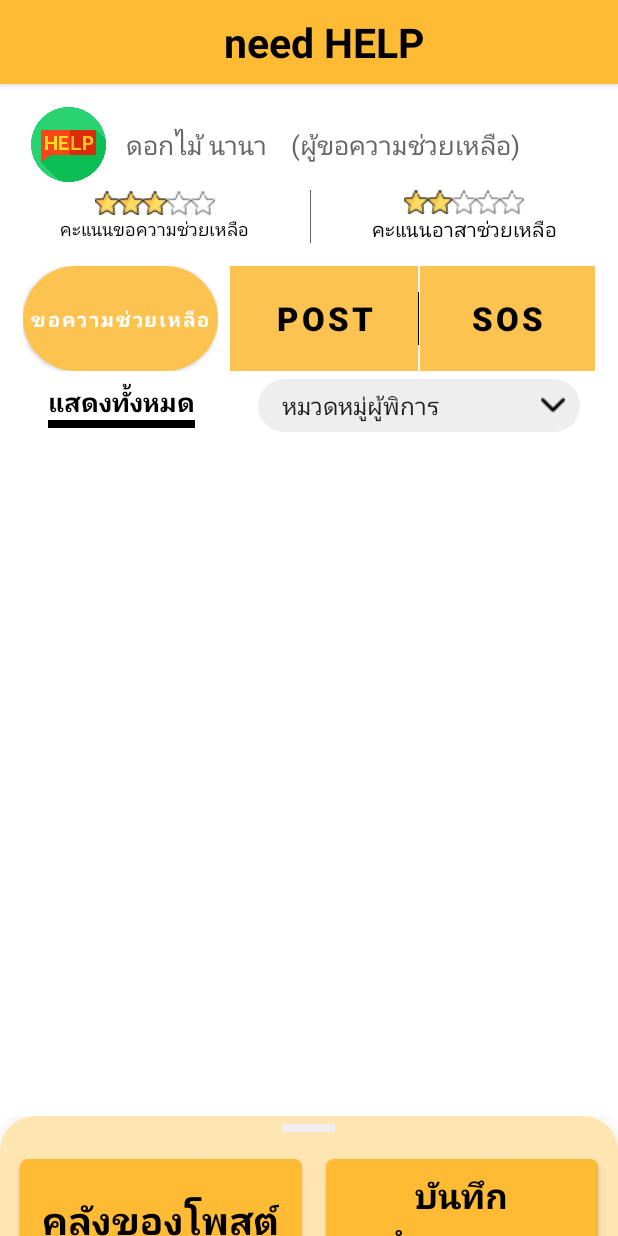
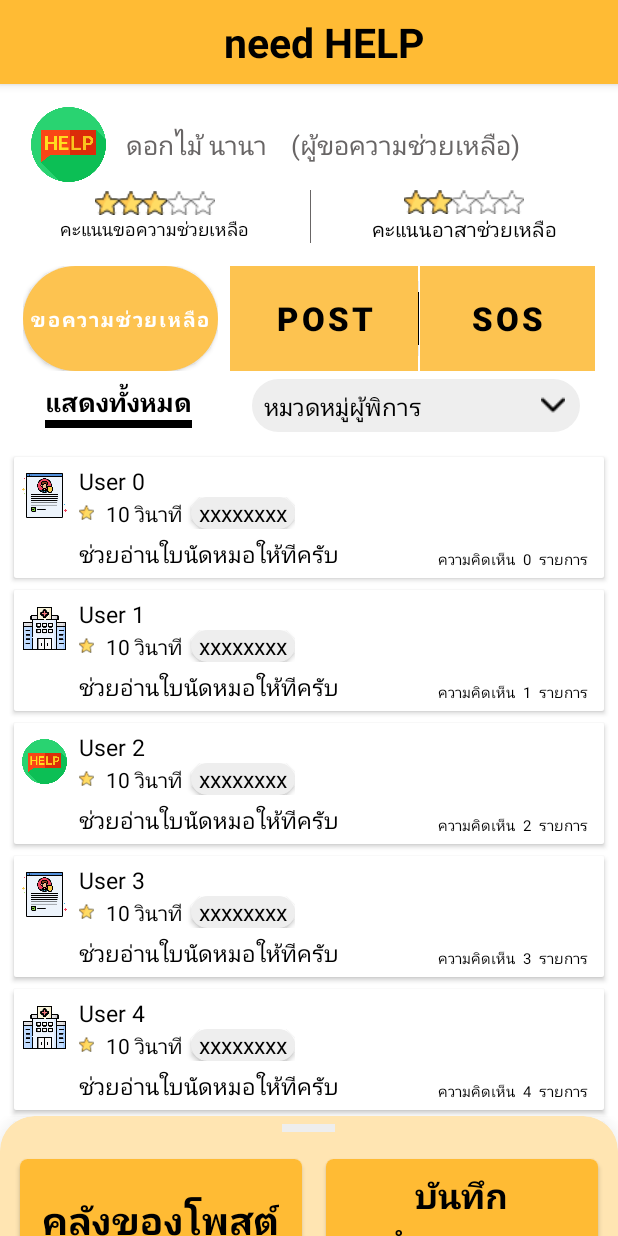
Before and after one commit to fonpiii/Help, an Android app: the DisabledMainActivity screen opened directly, with no data from a screen before it, on a phone screen of 412 x 824 dp. Run offline under Robolectric (Android 15) with nearby library versions, the phone set to English and light mode, and no system bars.

Commit message:
Add content post in disabled activity

```diff
--- a/app/build.gradle
+++ b/app/build.gradle
@@ -41,6 +41,8 @@ dependencies {
     implementation 'androidx.navigation:navigation-fragment-ktx:2.2.2'
     implementation 'androidx.navigation:navigation-ui-ktx:2.2.2'
     implementation 'com.google.android.material:material:1.0.0'
+    implementation 'androidx.recyclerview:recyclerview:1.1.0'
+    implementation "androidx.cardview:cardview:1.0.0"
     testImplementation 'junit:junit:4.+'
     androidTestImplementation 'androidx.test.ext:junit:1.1.1'
     androidTestImplementation 'androidx.test.espresso:espresso-core:3.2.0'
--- a/app/src/main/java/com/project/help/disabled/DisabledMainActivity.kt
+++ b/app/src/main/java/com/project/help/disabled/DisabledMainActivity.kt
@@ -1,18 +1,22 @@
 package com.project.help.disabled
 
 import android.content.Intent
-import androidx.appcompat.app.AppCompatActivity
 import android.os.Bundle
-import android.util.Log
 import android.view.View
 import android.widget.*
+import android.widget.ArrayAdapter
+import androidx.appcompat.app.AppCompatActivity
 import androidx.cardview.widget.CardView
+import androidx.recyclerview.widget.LinearLayoutManager
+import androidx.recyclerview.widget.RecyclerView
 import com.google.android.material.bottomsheet.BottomSheetBehavior
 import com.project.help.OtherMenu
 import com.project.help.R
 
+
 class DisabledMainActivity : AppCompatActivity() {
 
+    //region Global variable
     private lateinit var bottomSheetBehavior: BottomSheetBehavior<LinearLayout>
     private lateinit var bottomSheetDisabled: LinearLayout
     private lateinit var imgProfile: ImageView
@@ -23,6 +27,9 @@ class DisabledMainActivity : AppCompatActivity() {
     private lateinit var ratingReqForHelp: RatingBar
     private lateinit var ratingVolunteerForHelp: RatingBar
     private lateinit var spinnerCategory: Spinner
+    private lateinit var btnPost: Button
+    private lateinit var recyclerFeed: RecyclerView
+    //endregion Global variable
 
     override fun onCreate(savedInstanceState: Bundle?) {
         super.onCreate(savedInstanceState)
@@ -70,6 +77,8 @@ class DisabledMainActivity : AppCompatActivity() {
         ratingReqForHelp = findViewById(R.id.ratingReqForHelp)
         ratingVolunteerForHelp = findViewById(R.id.ratingVolunteerForHelp)
         spinnerCategory = findViewById(R.id.spinnerCategory)
+        btnPost = findViewById(R.id.btnPost)
+        recyclerFeed = findViewById(R.id.recycler_feed)
         //endregion
 
         //region Action
@@ -78,9 +87,32 @@ class DisabledMainActivity : AppCompatActivity() {
             startActivity(intent)
         })
 
-        var categories = arrayOf("หมวดหมู่ผู้พิการ", "การมองเห็น", "การได้ยิน", "สติปัญญา")
+        btnPost.setOnClickListener(View.OnClickListener {
+            val intent = Intent(this, PostActivity::class.java)
+            startActivity(intent)
+        })
+        //endregion
 
-        spinnerCategory.adapter = ArrayAdapter<String>(this, android.R.layout.simple_list_item_1, categories)
+        //region On init
+        setRating()
+        setSpinnerCategory()
+        getPosts()
+        //endregion On init
+    }
+
+    private fun setRating() {
+//        ratingReqForHelp.rating = 1.0F
+//        ratingVolunteerForHelp.rating = 5.0F
+    }
+
+    private fun setSpinnerCategory() {
+        var categories = arrayOf("หมวดหมู่ผู้พิการ", "การมองเห็น", "การได้ยิน", "การเคลื่อนไหวร่างกาย", "สติปัญญา",
+                            "ออทิสติก", "ผู้สูงอายุ")
+
+//        spinnerCategory.adapter = ArrayAdapter<String>(this, android.R.layout.simple_spinner_dropdown_item)
+        var adapter = ArrayAdapter(this, R.layout.color_spinner_layout, categories)
+        adapter.setDropDownViewResource(R.layout.spinner_dropdown_layout)
+        spinnerCategory.adapter = adapter
 
         spinnerCategory.onItemSelectedListener = object : AdapterView.OnItemSelectedListener {
             override fun onNothingSelected(p0: AdapterView<*>?) {
@@ -89,15 +121,29 @@ class DisabledMainActivity : AppCompatActivity() {
             override fun onItemSelected(p0: AdapterView<*>?, p1: View?, p2: Int, p3: Long) {
             }
         }
-        //endregion
-
-        //region On init
-        setRating()
-        //endregion On init
     }
 
-    private fun setRating() {
-//        ratingReqForHelp.rating = 1.0F
-//        ratingVolunteerForHelp.rating = 5.0F
+    private fun getPosts() {
+        val postList = generateDummyListPost(10)
+
+        recyclerFeed.adapter = PostAdapter(postList)
+        recyclerFeed.layoutManager = LinearLayoutManager(this)
+        recyclerFeed.setHasFixedSize(true)
+    }
+
+    private fun generateDummyListPost(size: Int): List<PostItem> {
+        val list = ArrayList<PostItem>()
+
+        for (i in 0 until size) {
+            val drawable = when (i % 3) {
+                0 -> R.drawable.privacypolicy
+                1 -> R.drawable.hospital
+                else -> R.drawable.helplogo
+            }
+
+            val item = PostItem(drawable, "User $i", "ช่วยอ่านใบนัดหมอให้ทีครับ", i)
+            list += item
+        }
+        return list
     }
 }
--- /dev/null
+++ b/app/src/main/java/com/project/help/disabled/PostActivity.kt
@@ -0,0 +1,24 @@
+package com.project.help.disabled
+
+import androidx.appcompat.app.AppCompatActivity
+import android.os.Bundle
+import android.view.View
+import android.widget.ImageView
+import com.project.help.R
+
+class PostActivity : AppCompatActivity() {
+
+    private lateinit var iconLeft: ImageView
+
+    override fun onCreate(savedInstanceState: Bundle?) {
+        super.onCreate(savedInstanceState)
+        setContentView(R.layout.activity_post)
+
+        //region Back button
+        iconLeft = findViewById(R.id.iconLeft)
+        iconLeft.setOnClickListener(View.OnClickListener {
+            finish()
+        })
+        //endregion Back button
+    }
+}
--- /dev/null
+++ b/app/src/main/java/com/project/help/disabled/PostAdapter.kt
@@ -0,0 +1,37 @@
+package com.project.help.disabled
+
+import android.view.LayoutInflater
+import android.view.View
+import android.view.ViewGroup
+import android.widget.ImageView
+import android.widget.TextView
+import androidx.recyclerview.widget.RecyclerView
+import com.project.help.R
+
+class PostAdapter(private val postList: List<PostItem>) : RecyclerView.Adapter<PostAdapter.PostViewHolder>() {
+
+    override fun onCreateViewHolder(parent: ViewGroup, viewType: Int): PostViewHolder {
+        val itemView = LayoutInflater.from(parent.context).inflate(R.layout.content_feed,
+            parent, false)
+
+        return PostViewHolder(itemView)
+    }
+
+    override fun getItemCount() = postList.size
+
+    override fun onBindViewHolder(holder: PostViewHolder, position: Int) {
+        val currentItem = postList[position]
+
+        holder.imageProfileFeed.setImageResource(currentItem.imageProfile)
+        holder.txtUsernameFeed.text = currentItem.username
+        holder.postDetailFeed.text = currentItem.postDetail
+        holder.countCommentFeed.text = currentItem.count.toString()
+    }
+
+    class PostViewHolder(itemView: View) : RecyclerView.ViewHolder(itemView) {
+        val imageProfileFeed: ImageView = itemView.findViewById(R.id.imgProfile_Feed)
+        val txtUsernameFeed: TextView = itemView.findViewById(R.id.txtUsername_Feed)
+        val postDetailFeed: TextView = itemView.findViewById(R.id.postDetail_Feed)
+        val countCommentFeed: TextView = itemView.findViewById(R.id.countComment_Feed)
+    }
+}
--- /dev/null
+++ b/app/src/main/java/com/project/help/disabled/PostItem.kt
@@ -0,0 +1,4 @@
+package com.project.help.disabled
+
+data class PostItem(val imageProfile: Int, val username: String, val postDetail: String, val count: Int) {
+}
--- /dev/null
+++ b/app/src/main/res/layout/activity_post.xml
@@ -0,0 +1,55 @@
+<?xml version="1.0" encoding="utf-8"?>
+<androidx.coordinatorlayout.widget.CoordinatorLayout xmlns:android="http://schemas.android.com/apk/res/android"
+    xmlns:app="http://schemas.android.com/apk/res-auto"
+    xmlns:tools="http://schemas.android.com/tools"
+    android:layout_width="match_parent"
+    android:layout_height="match_parent"
+    android:background="@color/white"
+    tools:context=".ContactUs">
+
+    <com.google.android.material.appbar.AppBarLayout
+        android:layout_width="match_parent"
+        android:layout_height="wrap_content"
+        android:theme="@style/Theme.Help.AppBarOverlay">
+
+        <include layout="@layout/custom_toolbar"></include>
+
+    </com.google.android.material.appbar.AppBarLayout>
+
+    <LinearLayout
+        android:layout_width="match_parent"
+        android:layout_height="match_parent"
+        app:layout_behavior="@string/appbar_scrolling_view_behavior"
+        android:orientation="vertical">
+
+        <LinearLayout
+            android:layout_width="match_parent"
+            android:layout_height="wrap_content"
+            android:layout_marginTop="5dp"
+            android:gravity="center">
+
+            <androidx.cardview.widget.CardView
+                android:layout_width="match_parent"
+                android:layout_height="match_parent"
+                android:layout_marginVertical="20dp"
+                android:layout_marginHorizontal="50dp"
+                app:cardCornerRadius="20dp"
+                app:cardBackgroundColor="@color/lightGray">
+
+                <TextView
+                    android:layout_width="match_parent"
+                    android:layout_height="match_parent"
+                    android:padding="3dp"
+                    android:textSize="20dp"
+                    android:textColor="@color/black"
+                    android:textAlignment="center"
+                    android:text="สร้างโพสต์ขอควมช่วยเหลือ">
+                </TextView>
+
+            </androidx.cardview.widget.CardView>
+
+        </LinearLayout>
+
+    </LinearLayout>
+
+</androidx.coordinatorlayout.widget.CoordinatorLayout>
--- /dev/null
+++ b/app/src/main/res/layout/color_spinner_layout.xml
@@ -0,0 +1,7 @@
+<?xml version="1.0" encoding="utf-8"?>
+<CheckedTextView xmlns:android="http://schemas.android.com/apk/res/android"
+    android:id="@android:id/text1"
+    style="?android:attr/spinnerDropDownItemStyle"
+    android:layout_width="match_parent"
+    android:layout_height="?android:attr/listPreferredItemHeight"
+    android:textColor="@color/black"/>
--- a/app/src/main/res/layout/content_disabled_main.xml
+++ b/app/src/main/res/layout/content_disabled_main.xml
@@ -301,6 +301,7 @@
                                 android:gravity="center">
 
                                 <Button
+                                    android:id="@+id/btnPost"
                                     android:layout_width="match_parent"
                                     android:layout_height="70dp"
                                     android:backgroundTint="@color/lightGray"
@@ -459,6 +460,7 @@
                     <Spinner
                         android:id="@+id/spinnerCategory"
                         android:layout_height="35dp"
+                        android:entries="@array/categories"
                         android:background="@drawable/style_spinner"
                         android:popupBackground="@color/lightGray"
                         android:layout_width="match_parent">
@@ -470,85 +472,23 @@
 
         </GridLayout>
 
-<!--        <GridLayout-->
-<!--            android:layout_width="match_parent"-->
-<!--            android:layout_height="wrap_content"-->
-<!--            android:rowCount="2"-->
-<!--            android:layout_marginTop="10dp"-->
-<!--            android:paddingBottom="0dp"-->
-<!--            android:columnCount="2">-->
-
-<!--            <LinearLayout-->
-<!--                android:layout_height="wrap_content"-->
-<!--                android:layout_width="wrap_content"-->
-<!--                android:layout_row="1"-->
-<!--                android:layout_column="0"-->
-<!--                android:layout_gravity="fill"-->
-<!--                android:layout_rowWeight="1"-->
-<!--                android:layout_columnWeight="1"-->
-<!--                android:gravity="center"-->
-<!--                android:layout_margin="5dp">-->
-
-<!--                <LinearLayout-->
-<!--                    android:layout_width="wrap_content"-->
-<!--                    android:layout_height="wrap_content"-->
-<!--                    android:gravity="center">-->
-
-<!--                    <TextView-->
-<!--                        android:id="@+id/txtScoreReqForHelp"-->
-<!--                        android:layout_width="wrap_content"-->
-<!--                        android:layout_height="wrap_content"-->
-<!--                        android:text="คะแนนขอความช่วยเหลือ"-->
-<!--                        android:textSize="17dp"-->
-<!--                        android:textStyle="bold"-->
-<!--                        android:textAlignment="center"-->
-<!--                        android:textColor="@color/black">-->
-
-<!--                    </TextView>-->
-
-<!--                </LinearLayout>-->
-
-<!--            </LinearLayout>-->
-
-<!--            <LinearLayout-->
-<!--                android:layout_height="wrap_content"-->
-<!--                android:layout_width="wrap_content"-->
-<!--                android:layout_row="1"-->
-<!--                android:layout_column="1"-->
-<!--                android:layout_gravity="fill"-->
-<!--                android:layout_rowWeight="1"-->
-<!--                android:layout_columnWeight="1"-->
-<!--                android:gravity="center"-->
-<!--                android:layout_margin="5dp">-->
-
-<!--                <LinearLayout-->
-<!--                    android:layout_width="wrap_content"-->
-<!--                    android:layout_height="wrap_content"-->
-<!--                    android:gravity="center">-->
-
-<!--                    <TextView-->
-<!--                        android:id="@+id/txtScoreVolunteerForHelp"-->
-<!--                        android:layout_width="wrap_content"-->
-<!--                        android:layout_height="wrap_content"-->
-<!--                        android:text="คะแนนอาสาช่วยเหลือ"-->
-<!--                        android:textSize="17dp"-->
-<!--                        android:textAlignment="center"-->
-<!--                        android:textStyle="bold"-->
-<!--                        android:textColor="@color/black">-->
-
-<!--                    </TextView>-->
-
-<!--                </LinearLayout>-->
-
-<!--            </LinearLayout>-->
-
-<!--        </GridLayout>-->
-
-        <!--        <LinearLayout-->
-        <!--            android:layout_width="match_parent"-->
-        <!--            android:layout_height="wrap_content">-->
-        <!--            -->
-        <!--        </LinearLayout>-->
 
     </LinearLayout>
+
+    <RelativeLayout
+        android:layout_width="match_parent"
+        android:layout_height="wrap_content"
+        android:layout_marginTop="7dp">
+
+        <androidx.recyclerview.widget.RecyclerView
+            android:id="@+id/recycler_feed"
+            android:layout_width="match_parent"
+            android:layout_height="wrap_content"
+            android:padding="5dp"
+            android:clipToPadding="false"
+            tools:listitem="@layout/content_feed">
+        </androidx.recyclerview.widget.RecyclerView>
+
+    </RelativeLayout>
+
 </LinearLayout>
--- /dev/null
+++ b/app/src/main/res/layout/content_feed.xml
@@ -0,0 +1,244 @@
+<?xml version="1.0" encoding="utf-8"?>
+<androidx.cardview.widget.CardView xmlns:android="http://schemas.android.com/apk/res/android"
+    android:layout_width="match_parent"
+    android:layout_height="wrap_content"
+    android:layout_margin="4dp"
+    xmlns:app="http://schemas.android.com/apk/res-auto">
+
+    <LinearLayout
+        android:layout_width="match_parent"
+        android:layout_height="wrap_content"
+        android:orientation="horizontal"
+        android:background="@color/white"
+        android:padding="5dp">
+
+        <GridLayout
+            android:layout_width="match_parent"
+            android:layout_height="wrap_content"
+            android:rowCount="1"
+            android:columnCount="3">
+
+            <LinearLayout
+                android:layout_height="wrap_content"
+                android:layout_width="wrap_content"
+                android:layout_row="0"
+                android:layout_column="0"
+                android:layout_gravity="fill"
+                android:layout_rowWeight="1"
+                android:layout_columnWeight="0"
+                android:layout_marginEnd="8dp">
+
+                <LinearLayout
+                    android:layout_width="30dp"
+                    android:layout_height="30dp"
+                    android:layout_marginTop="5dp"
+                    android:orientation="vertical"
+                    android:gravity="center">
+
+                    <ImageView
+                        android:id="@+id/imgProfile_Feed"
+                        android:layout_width="wrap_content"
+                        android:layout_height="wrap_content"
+                        android:src="@drawable/helplogo">
+
+                    </ImageView>
+
+                </LinearLayout>
+
+
+
+            </LinearLayout>
+
+            <LinearLayout
+                android:layout_height="wrap_content"
+                android:layout_width="wrap_content"
+                android:layout_row="0"
+                android:layout_column="1"
+                android:layout_gravity="fill"
+                android:layout_rowWeight="1"
+                android:layout_columnWeight="2">
+
+                <LinearLayout
+                    android:layout_width="wrap_content"
+                    android:layout_height="wrap_content"
+                    android:orientation="vertical">
+
+                    <LinearLayout
+                        android:layout_width="wrap_content"
+                        android:layout_height="wrap_content"
+                        android:orientation="vertical"
+                        android:gravity="center">
+
+                        <TextView
+                            android:id="@+id/txtUsername_Feed"
+                            android:layout_width="wrap_content"
+                            android:layout_height="wrap_content"
+                            android:text="xxxxx  xxxxxx"
+                            android:textSize="15dp"
+                            android:textColor="@color/black">
+
+                        </TextView>
+
+                    </LinearLayout>
+
+                    <LinearLayout
+                        android:layout_width="wrap_content"
+                        android:layout_height="wrap_content"
+                        android:orientation="horizontal"
+                        android:layout_marginBottom="5dp"
+                        android:gravity="center">
+
+                        <ImageView
+                            android:id="@+id/icon_time"
+                            android:layout_width="10dp"
+                            android:layout_height="10dp"
+                            android:layout_marginEnd="8dp"
+                            android:src="@drawable/star_filled">
+
+                        </ImageView>
+
+                        <TextView
+                            android:layout_width="wrap_content"
+                            android:layout_height="wrap_content"
+                            android:text="10 วินาที"
+                            android:textColor="@color/black"
+                            android:layout_marginEnd="5dp">
+                        </TextView>
+
+                        <androidx.cardview.widget.CardView
+                            android:layout_width="wrap_content"
+                            android:layout_height="wrap_content"
+                            app:cardCornerRadius="20dp"
+                            android:layout_gravity="center"
+                            app:cardBackgroundColor="@color/lightGray">
+
+                            <TextView
+                                android:layout_width="wrap_content"
+                                android:layout_height="wrap_content"
+                                android:text="xxxxxxxx"
+                                android:paddingHorizontal="5dp"
+                                android:gravity="center"
+                                android:textSize="15dp"
+                                android:textColor="@color/black">
+
+                            </TextView>
+
+                        </androidx.cardview.widget.CardView>
+
+                    </LinearLayout>
+
+                    <LinearLayout
+                        android:layout_width="wrap_content"
+                        android:layout_height="wrap_content"
+                        android:orientation="vertical"
+                        android:gravity="center">
+
+                        <TextView
+                            android:id="@+id/postDetail_Feed"
+                            android:layout_width="wrap_content"
+                            android:layout_height="wrap_content"
+                            android:text="xxxxxxxxxxxxxxxxxxxxxxxxxxxxxx"
+                            android:textSize="15dp"
+                            android:textColor="@color/black">
+
+                        </TextView>
+
+                    </LinearLayout>
+
+                </LinearLayout>
+
+
+
+            </LinearLayout>
+
+            <LinearLayout
+                android:layout_height="wrap_content"
+                android:layout_width="wrap_content"
+                android:layout_row="0"
+                android:layout_column="2"
+                android:layout_gravity="fill"
+                android:gravity="bottom"
+                android:layout_rowWeight="1"
+                android:layout_columnWeight="0">
+
+                <TextView
+                    android:layout_width="wrap_content"
+                    android:layout_height="wrap_content"
+                    android:text="ความคิดเห็น"
+                    android:textSize="10dp"
+                    android:layout_marginHorizontal="5dp"
+                    android:layout_marginEnd="5dp"
+                    android:textColor="@color/black">
+
+                </TextView>
+
+                <TextView
+                    android:id="@+id/countComment_Feed"
+                    android:layout_width="wrap_content"
+                    android:layout_height="wrap_content"
+                    android:text="1"
+                    android:textSize="10dp"
+                    android:layout_marginHorizontal="5dp"
+                    android:layout_marginEnd="5dp"
+                    android:textColor="@color/black">
+
+                </TextView>
+
+                <TextView
+                    android:layout_width="wrap_content"
+                    android:layout_height="wrap_content"
+                    android:text="รายการ"
+                    android:textSize="10dp"
+                    android:layout_marginHorizontal="5dp"
+                    android:layout_marginEnd="5dp"
+                    android:textColor="@color/black">
+
+                </TextView>
+
+            </LinearLayout>
+
+        </GridLayout>
+
+<!--        <ImageView-->
+<!--            android:id="@+id/img_profile_feed"-->
+<!--            android:layout_width="50dp"-->
+<!--            android:layout_height="50dp"-->
+<!--            android:layout_marginEnd="8dp"-->
+<!--            android:src="@drawable/helplogo">-->
+<!--        </ImageView>-->
+
+<!--        <TextView-->
+<!--            android:id="@+id/username_feed"-->
+<!--            android:layout_width="wrap_content"-->
+<!--            android:layout_height="wrap_content"-->
+<!--            android:text="FirstName SurName"-->
+<!--            android:textSize="15dp"-->
+<!--            android:layout_toEndOf="@+id/img_profile_feed"-->
+<!--            android:textColor="@color/black">-->
+
+<!--        </TextView>-->
+<!--        -->
+<!--        <ImageView-->
+<!--            android:id="@+id/icon_time_feed"-->
+<!--            android:layout_width="10dp"-->
+<!--            android:layout_height="10dp"-->
+<!--            android:layout_toEndOf="@id/img_profile_feed"-->
+<!--            android:src="@drawable/boy"-->
+<!--            android:layout_below="@id/username_feed">-->
+<!--            -->
+<!--        </ImageView>-->
+
+<!--        <TextView-->
+<!--            android:layout_width="wrap_content"-->
+<!--            android:layout_height="wrap_content"-->
+<!--            android:text="time"-->
+<!--            android:layout_toEndOf="@id/icon_time_feed"-->
+<!--            android:layout_below="@id/username_feed"-->
+<!--            android:textSize="15dp"-->
+<!--            android:textColor="@color/black">-->
+
+<!--        </TextView>-->
+
+    </LinearLayout>
+
+</androidx.cardview.widget.CardView>
--- /dev/null
+++ b/app/src/main/res/layout/spinner_dropdown_layout.xml
@@ -0,0 +1,7 @@
+<TextView xmlns:android="http://schemas.android.com/apk/res/android"
+    android:id="@android:id/text1"
+    android:layout_width="match_parent"
+    android:layout_height="wrap_content"
+    android:textSize="20sp"
+    android:padding="10dp"
+    android:textColor="@color/black" />
--- a/app/src/main/res/values/strings.xml
+++ b/app/src/main/res/values/strings.xml
@@ -9,4 +9,14 @@
 
     <string name="hello_first_fragment">Hello first fragment</string>
     <string name="hello_second_fragment">Hello second fragment. Arg: %1$s</string>
+
+    <string-array name="categories">
+        <item>หมวดหมู่ผู้พิการ</item>
+        <item>การมองเห็น</item>
+        <item>การได้ยิน</item>
+        <item>การเคลื่อนไหวร่างกาย</item>
+        <item>สติปัญญา</item>
+        <item>ออทิสติก</item>
+        <item>ผู้สูอายุ</item>
+    </string-array>
 </resources>
```
Also changed, not shown: app/src/main/AndroidManifest.xml (+5 -2 lines).
